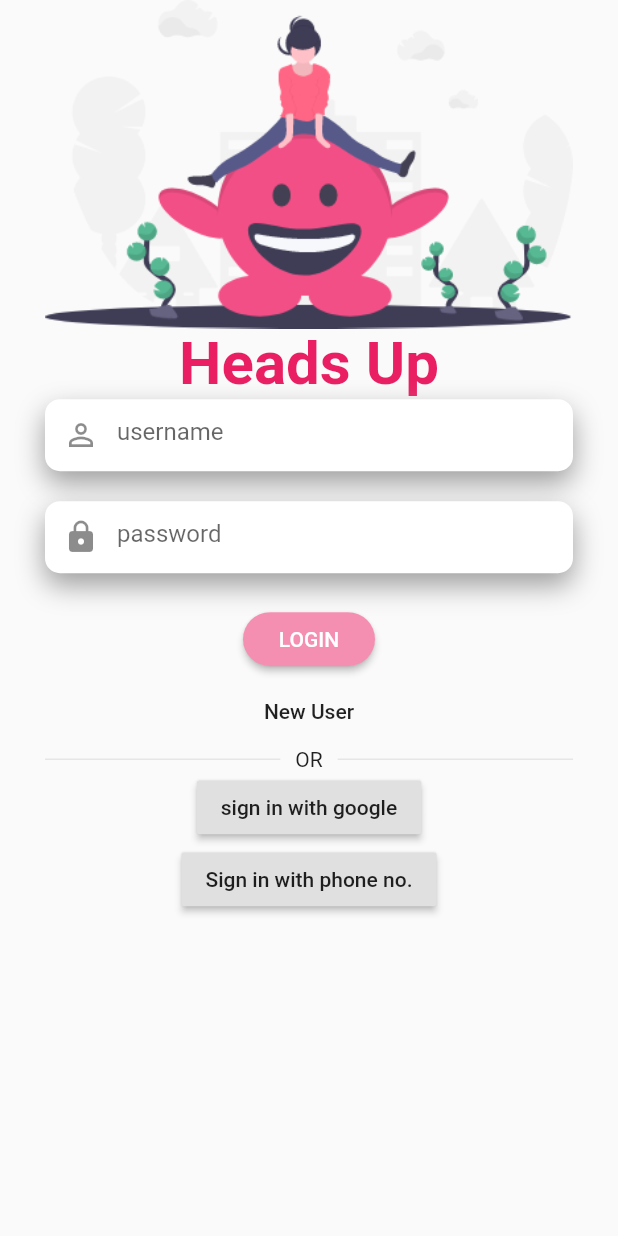
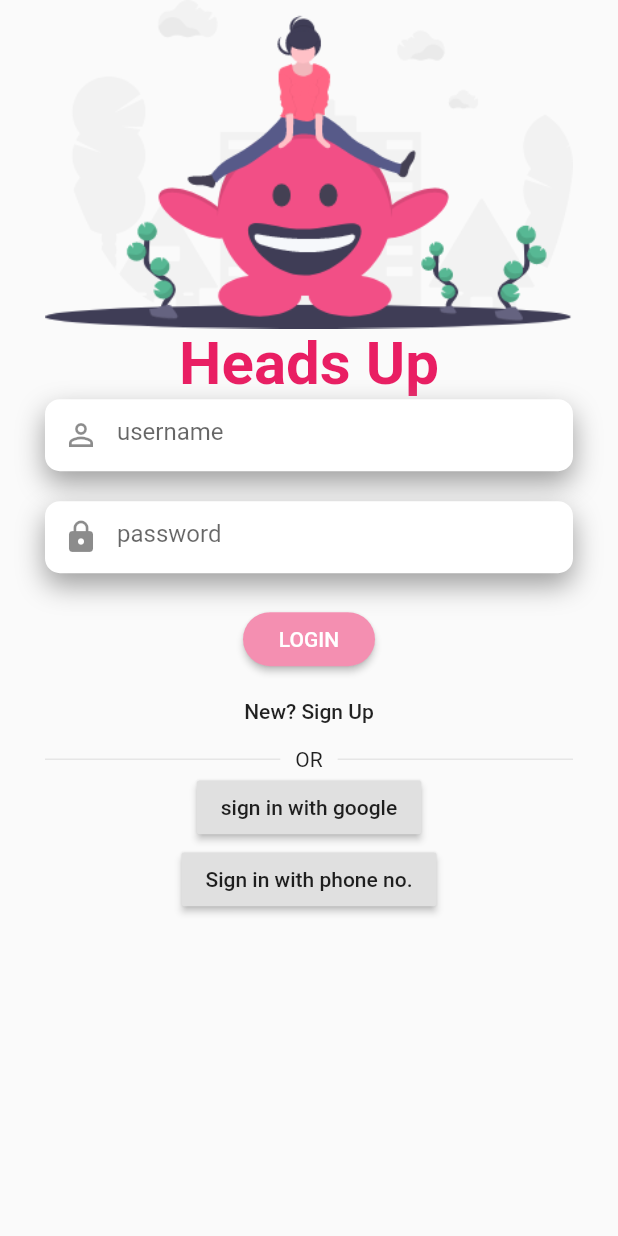
Before and after one commit to numberbee7070/headsup_app, a Flutter app: the AuthForm screen opened by its route, on a phone screen of 412 x 824 dp. Run offline on Flutter 3.47's test engine with Material 2 defaults, Android fonts, the light colour scheme and no system bars; our stand-ins replace chopper, country_code_picker, firebase_auth, firebase_core, google_sign_in, introduction_screen and 2 more; accounts and stored records are empty; generated files the repository leaves out were written again.

Commit message:
button text changed

```diff
--- a/lib/auth/auth.dart
+++ b/lib/auth/auth.dart
@@ -22,8 +22,9 @@ class _AuthFormState extends State<AuthForm> {
                 children: <Widget>[
                   _register ? signUpForm(context) : LoginForm(),
                   FlatButton(
-                    child: Text(
-                        _register ? "Already Registered? Login" : "New User"),
+                    child: Text(_register
+                        ? "Already Registered? Login"
+                        : "New? Sign Up"),
                     onPressed: () =>
                         this.setState(() => _register = !_register),
                   ),
```
